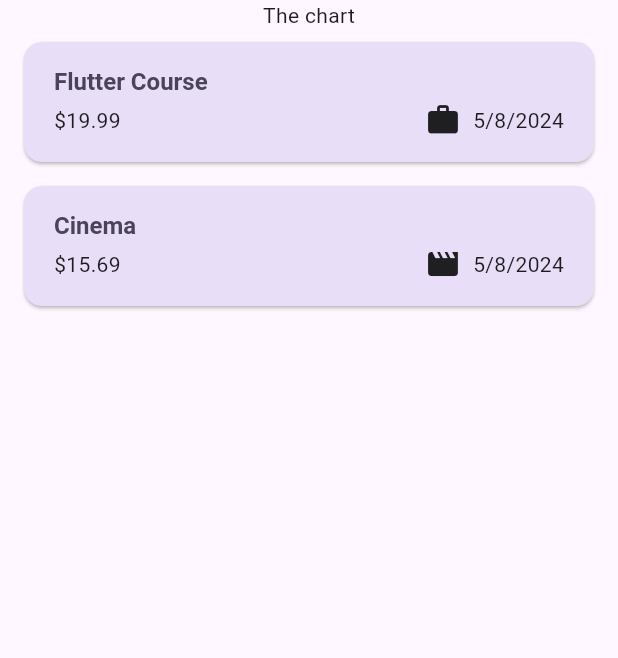
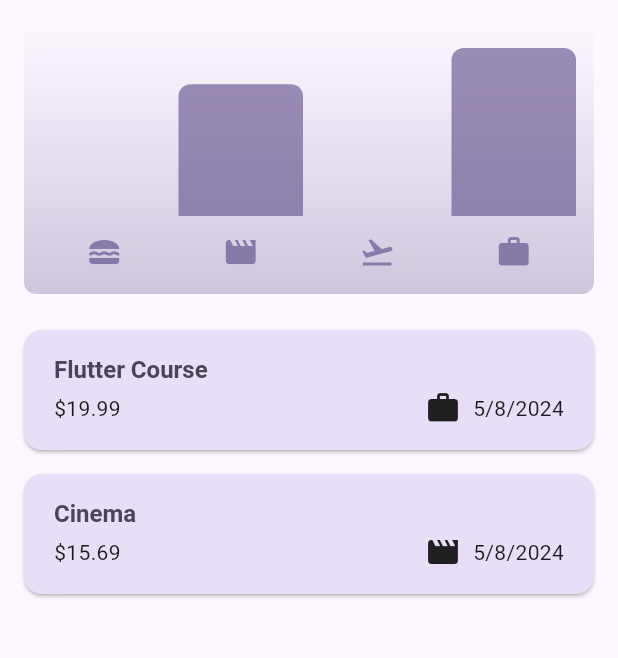
Before and after one commit to sohaibhabib-se/Flutter-Dart-The-Complete-Guide-2024, a Flutter app: the screen it shows after launch, on a phone screen of 412 x 824 dp, the part 84-742 px from its top. Run offline on Flutter 3.47's test engine with Material 3 defaults, Android fonts, the phone set to English and light mode, and no system bars; our stand-ins replace google_fonts.

Commit message:
Lecture 132 Section 5

```diff
--- a/expense_tracker/lib/models/expense.dart
+++ b/expense_tracker/lib/models/expense.dart
@@ -45,7 +45,7 @@
   });
 
   //Alternative to default constructor.
-  ExpenseBucket.forCategory(List<Expense> allExpenses, );
+  ExpenseBucket.forCategory(List<Expense> allExpenses, this.category) : expenses = allExpenses.where((expense) => expense.category == category).toList();
 
   final Category category;
   final List<Expense> expenses;
--- /dev/null
+++ b/expense_tracker/lib/widgets/chart/chart.dart
@@ -0,0 +1,95 @@
+import 'package:flutter/material.dart';
+
+import 'package:expense_tracker/widgets/chart/chart_bar.dart';
+import 'package:expense_tracker/models/expense.dart';
+
+class Chart extends StatelessWidget {
+  const Chart({super.key, required this.expenses});
+
+  final List<Expense> expenses;
+
+  List<ExpenseBucket> get buckets {
+    return [
+      ExpenseBucket.forCategory(expenses, Category.food),
+      ExpenseBucket.forCategory(expenses, Category.leisure),
+      ExpenseBucket.forCategory(expenses, Category.travel),
+      ExpenseBucket.forCategory(expenses, Category.work),
+    ];
+  }
+
+  double get maxTotalExpense {
+    double maxTotalExpense = 0;
+
+    for (final bucket in buckets) {
+      if (bucket.totalExpenses > maxTotalExpense) {
+        maxTotalExpense = bucket.totalExpenses;
+      }
+    }
+
+    return maxTotalExpense;
+  }
+
+  @override
+  Widget build(BuildContext context) {
+    final isDarkMode =
+        MediaQuery.of(context).platformBrightness == Brightness.dark;
+    return Container(
+      margin: const EdgeInsets.all(16),
+      padding: const EdgeInsets.symmetric(
+        vertical: 16,
+        horizontal: 8,
+      ),
+      width: double.infinity,
+      height: 180,
+      decoration: BoxDecoration(
+        borderRadius: BorderRadius.circular(8),
+        gradient: LinearGradient(
+          colors: [
+            Theme.of(context).colorScheme.primary.withOpacity(0.3),
+            Theme.of(context).colorScheme.primary.withOpacity(0.0)
+          ],
+          begin: Alignment.bottomCenter,
+          end: Alignment.topCenter,
+        ),
+      ),
+      child: Column(
+        children: [
+          Expanded(
+            child: Row(
+              crossAxisAlignment: CrossAxisAlignment.end,
+              children: [
+                for (final bucket in buckets) // alternative to map()
+                  ChartBar(
+                    fill: bucket.totalExpenses == 0
+                        ? 0
+                        : bucket.totalExpenses / maxTotalExpense,
+                  )
+              ],
+            ),
+          ),
+          const SizedBox(height: 12),
+          Row(
+            children: buckets
+                .map(
+                  (bucket) => Expanded(
+                child: Padding(
+                  padding: const EdgeInsets.symmetric(horizontal: 4),
+                  child: Icon(
+                    categoryIcons[bucket.category],
+                    color: isDarkMode
+                        ? Theme.of(context).colorScheme.secondary
+                        : Theme.of(context)
+                        .colorScheme
+                        .primary
+                        .withOpacity(0.7),
+                  ),
+                ),
+              ),
+            )
+                .toList(),
+          )
+        ],
+      ),
+    );
+  }
+}
--- /dev/null
+++ b/expense_tracker/lib/widgets/chart/chart_bar.dart
@@ -0,0 +1,34 @@
+import 'package:flutter/material.dart';
+
+class ChartBar extends StatelessWidget {
+  const ChartBar({
+    super.key,
+    required this.fill,
+  });
+
+  final double fill;
+
+  @override
+  Widget build(BuildContext context) {
+    final isDarkMode =
+        MediaQuery.of(context).platformBrightness == Brightness.dark;
+    return Expanded(
+      child: Padding(
+        padding: const EdgeInsets.symmetric(horizontal: 4),
+        child: FractionallySizedBox(
+          heightFactor: fill,
+          child: DecoratedBox(
+            decoration: BoxDecoration(
+              shape: BoxShape.rectangle,
+              borderRadius:
+              const BorderRadius.vertical(top: Radius.circular(8)),
+              color: isDarkMode
+                  ? Theme.of(context).colorScheme.secondary
+                  : Theme.of(context).colorScheme.primary.withOpacity(0.65),
+            ),
+          ),
+        ),
+      ),
+    );
+  }
+}
--- a/expense_tracker/lib/widgets/expenses.dart
+++ b/expense_tracker/lib/widgets/expenses.dart
@@ -1,6 +1,6 @@
+import 'package:expense_tracker/widgets/chart/chart.dart';
 import 'package:expense_tracker/widgets/expenses_list/expenses_list.dart';
 import 'package:expense_tracker/widgets/new_expense.dart';
-import 'package:flutter/cupertino.dart';
 import 'package:flutter/material.dart';
 import 'package:expense_tracker/models/expense.dart';
 
@@ -31,8 +31,9 @@
     showModalBottomSheet(
         isScrollControlled: true,
         context: context,
-        builder: (ctx) => NewExpense(onAddExpense: _addExpense,)
-    );
+        builder: (ctx) => NewExpense(
+              onAddExpense: _addExpense,
+            ));
   }
 
   void _addExpense(Expense expense) {
@@ -49,24 +50,32 @@
 
     ScaffoldMessenger.of(context).clearSnackBars();
 
-    ScaffoldMessenger.of(context).showSnackBar(SnackBar(
-      content: const Text('Expense deleted'),
-      duration: const Duration(seconds: 3),
-      action: SnackBarAction(label: 'Undo', onPressed: () {
-        setState(() {
-          _registeredExpenses.insert(expenseIndex, expense);
-        });
-      }),),);
+    ScaffoldMessenger.of(context).showSnackBar(
+      SnackBar(
+        content: const Text('Expense deleted'),
+        duration: const Duration(seconds: 3),
+        action: SnackBarAction(
+            label: 'Undo',
+            onPressed: () {
+              setState(() {
+                _registeredExpenses.insert(expenseIndex, expense);
+              });
+            }),
+      ),
+    );
   }
 
   @override
   Widget build(BuildContext build) {
     Widget mainContent = const Center(
-      child: Text('No expenses found. Start adding some!'),);
+      child: Text('No expenses found. Start adding some!'),
+    );
 
     if (_registeredExpenses.isNotEmpty) {
       mainContent = ExpensesList(
-        expenses: _registeredExpenses, onRemoveExpense: _removeExpense,);
+        expenses: _registeredExpenses,
+        onRemoveExpense: _removeExpense,
+      );
     }
 
     return Scaffold(
@@ -81,8 +90,12 @@
       ),
       body: Column(
         children: [
-          const Text("The chart"),
-          Expanded(child: mainContent,),
+          Chart(
+            expenses: _registeredExpenses,
+          ),
+          Expanded(
+            child: mainContent,
+          ),
         ],
       ),
     );
```
